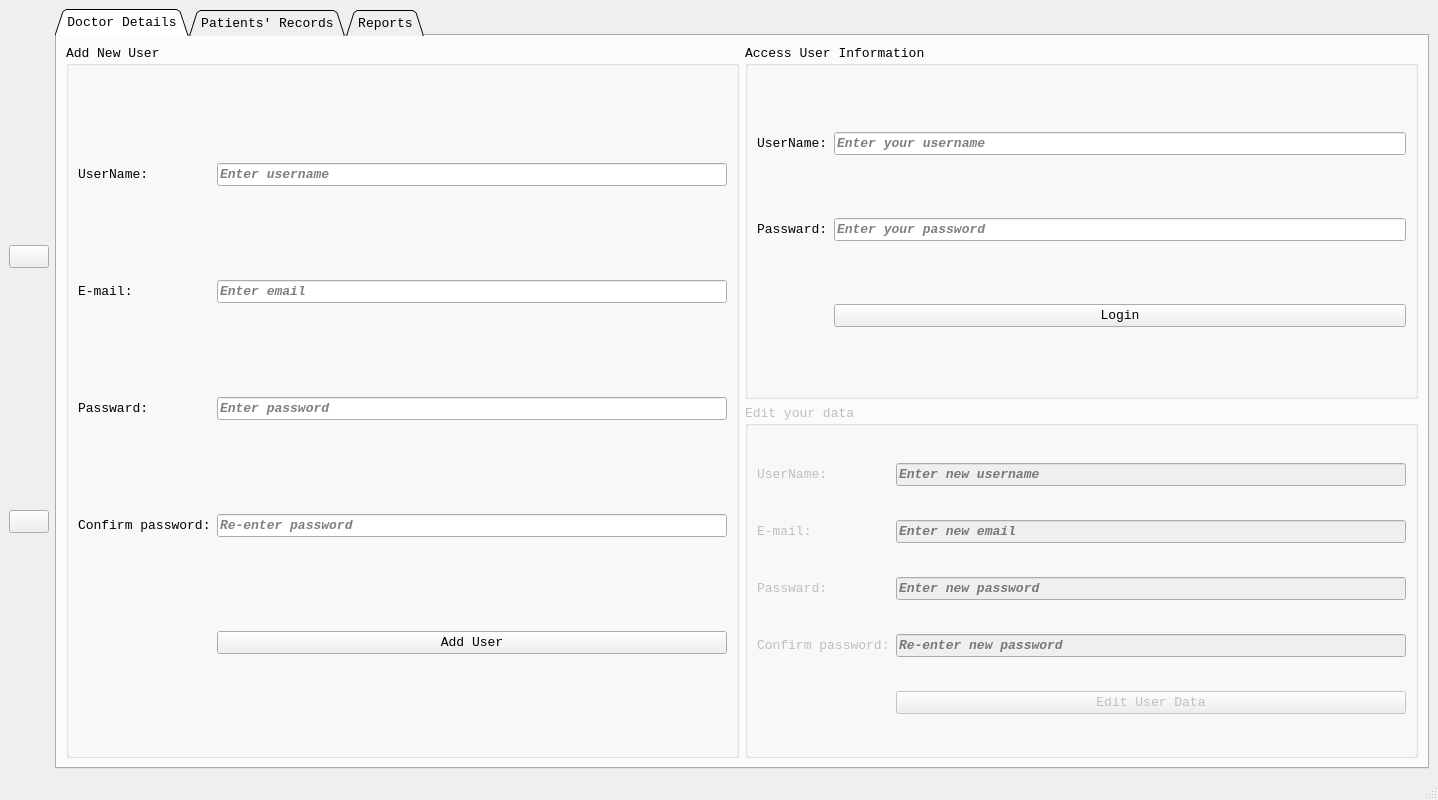
Qt form Doctor App/doctor_design.ui (mostafa20223/Network-Socket-Programming) before a commit.
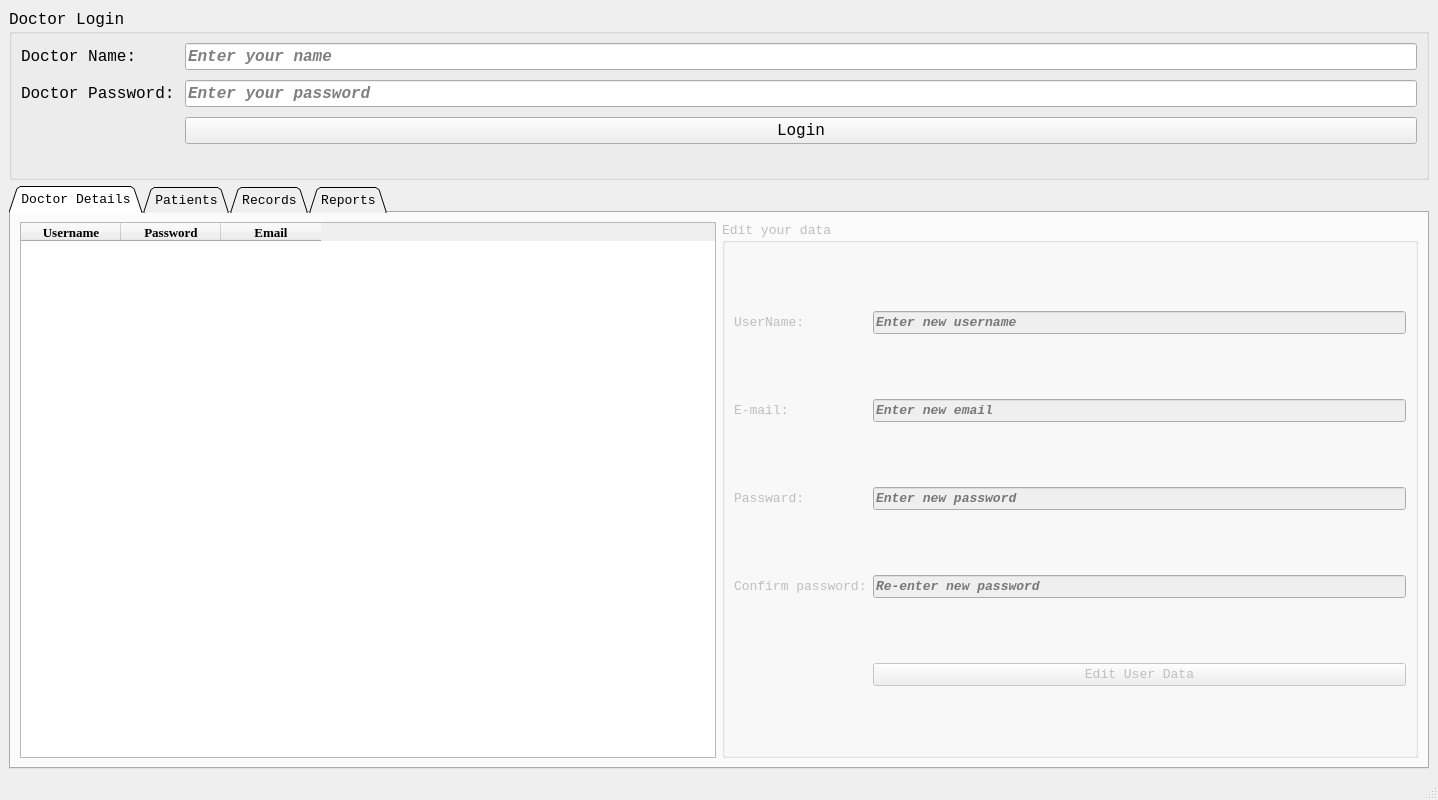
The same form after that commit. The open tabs and pages were chosen to show the change.

Commit message: Doctor App

The edit to the form file:
```diff
--- a/Doctor App/doctor_design.ui
+++ b/Doctor App/doctor_design.ui
@@ -20,8 +20,123 @@
    <string>CMMS</string>
   </property>
   <widget class="QWidget" name="centralwidget">
-   <layout class="QGridLayout" name="gridLayout_14">
-    <item row="0" column="1">
+   <layout class="QGridLayout" name="gridLayout_6">
+    <item row="0" column="0">
+     <widget class="QGroupBox" name="UserLogin">
+      <property name="font">
+       <font>
+        <family>Courier New</family>
+        <pointsize>12</pointsize>
+       </font>
+      </property>
+      <property name="title">
+       <string>Doctor Login</string>
+      </property>
+      <layout class="QGridLayout" name="gridLayout_4">
+       <item row="0" column="0">
+        <layout class="QGridLayout" name="gridLayout_5">
+         <property name="sizeConstraint">
+          <enum>QLayout::SetNoConstraint</enum>
+         </property>
+         <property name="bottomMargin">
+          <number>0</number>
+         </property>
+         <property name="spacing">
+          <number>10</number>
+         </property>
+         <item row="0" column="0">
+          <widget class="QLabel" name="UserName">
+           <property name="font">
+            <font>
+             <family>Courier New</family>
+             <pointsize>12</pointsize>
+            </font>
+           </property>
+           <property name="text">
+            <string>Doctor Name:</string>
+           </property>
+          </widget>
+         </item>
+         <item row="1" column="0">
+          <widget class="QLabel" name="UserPassword">
+           <property name="font">
+            <font>
+             <family>Courier New</family>
+             <pointsize>12</pointsize>
+            </font>
+           </property>
+           <property name="text">
+            <string>Doctor Password:</string>
+           </property>
+          </widget>
+         </item>
+         <item row="0" column="1">
+          <widget class="QLineEdit" name="user_enter">
+           <property name="font">
+            <font>
+             <family>Courier New</family>
+             <pointsize>12</pointsize>
+             <weight>75</weight>
+             <italic>true</italic>
+             <bold>true</bold>
+            </font>
+           </property>
+           <property name="placeholderText">
+            <string>Enter your name</string>
+           </property>
+          </widget>
+         </item>
+         <item row="2" column="1">
+          <widget class="QPushButton" name="login_btn">
+           <property name="font">
+            <font>
+             <family>Courier New</family>
+             <pointsize>12</pointsize>
+            </font>
+           </property>
+           <property name="text">
+            <string>Login</string>
+           </property>
+          </widget>
+         </item>
+         <item row="1" column="1">
+          <widget class="QLineEdit" name="pass_enter">
+           <property name="font">
+            <font>
+             <family>Courier New</family>
+             <pointsize>12</pointsize>
+             <weight>75</weight>
+             <italic>true</italic>
+             <bold>true</bold>
+            </font>
+           </property>
+           <property name="echoMode">
+            <enum>QLineEdit::Password</enum>
+           </property>
+           <property name="placeholderText">
+            <string>Enter your password</string>
+           </property>
+          </widget>
+         </item>
+        </layout>
+       </item>
+       <item row="1" column="0">
+        <widget class="QLabel" name="login_failed">
+         <property name="sizePolicy">
+          <sizepolicy hsizetype="Preferred" vsizetype="Fixed">
+           <horstretch>0</horstretch>
+           <verstretch>0</verstretch>
+          </sizepolicy>
+         </property>
+         <property name="text">
+          <string/>
+         </property>
+        </widget>
+       </item>
+      </layout>
+     </widget>
+    </item>
+    <item row="1" column="0">
      <widget class="QTabWidget" name="tabWidget">
       <property name="font">
        <font>
@@ -42,272 +157,63 @@
        <attribute name="title">
         <string>Doctor Details</string>
        </attribute>
-       <layout class="QGridLayout" name="gridLayout_15">
-        <item row="0" column="0" rowspan="2">
-         <widget class="QGroupBox" name="AddUser">
+       <layout class="QGridLayout" name="gridLayout">
+        <item row="0" column="0">
+         <widget class="QTableWidget" name="doctor_table">
           <property name="font">
            <font>
             <family>Courier New</family>
             <pointsize>10</pointsize>
-            <weight>50</weight>
-            <italic>false</italic>
-            <bold>false</bold>
            </font>
           </property>
-          <property name="title">
-           <string>Add New User</string>
+          <property name="midLineWidth">
+           <number>0</number>
           </property>
-          <layout class="QGridLayout" name="gridLayout">
-           <item row="3" column="1">
-            <widget class="QLineEdit" name="readd_pass">
-             <property name="font">
-              <font>
-               <weight>75</weight>
-               <italic>true</italic>
-               <bold>true</bold>
-              </font>
-             </property>
-             <property name="echoMode">
-              <enum>QLineEdit::Password</enum>
-             </property>
-             <property name="placeholderText">
-              <string>Re-enter password</string>
-             </property>
-            </widget>
-           </item>
-           <item row="4" column="1">
-            <widget class="QPushButton" name="add_user_btn">
-             <property name="font">
-              <font>
-               <family>Courier New</family>
-               <pointsize>10</pointsize>
-               <weight>50</weight>
-               <italic>false</italic>
-               <bold>false</bold>
-              </font>
-             </property>
-             <property name="text">
-              <string>Add User</string>
-             </property>
-            </widget>
-           </item>
-           <item row="1" column="1">
-            <widget class="QLineEdit" name="add_email">
-             <property name="font">
-              <font>
-               <weight>75</weight>
-               <italic>true</italic>
-               <bold>true</bold>
-              </font>
-             </property>
-             <property name="placeholderText">
-              <string>Enter email</string>
-             </property>
-            </widget>
-           </item>
-           <item row="0" column="1">
-            <widget class="QLineEdit" name="add_user">
-             <property name="font">
-              <font>
-               <weight>75</weight>
-               <italic>true</italic>
-               <bold>true</bold>
-              </font>
-             </property>
-             <property name="placeholderText">
-              <string>Enter username</string>
-             </property>
-            </widget>
-           </item>
-           <item row="2" column="0">
-            <widget class="QLabel" name="password">
-             <property name="font">
-              <font>
-               <family>Courier New</family>
-               <pointsize>10</pointsize>
-               <weight>50</weight>
-               <italic>false</italic>
-               <bold>false</bold>
-              </font>
-             </property>
-             <property name="text">
-              <string>Passward:</string>
-             </property>
-            </widget>
-           </item>
-           <item row="2" column="1">
-            <widget class="QLineEdit" name="add_pass">
-             <property name="font">
-              <font>
-               <weight>75</weight>
-               <italic>true</italic>
-               <bold>true</bold>
-              </font>
-             </property>
-             <property name="echoMode">
-              <enum>QLineEdit::Password</enum>
-             </property>
-             <property name="placeholderText">
-              <string>Enter password</string>
-             </property>
-            </widget>
-           </item>
-           <item row="3" column="0">
-            <widget class="QLabel" name="Repassword">
-             <property name="font">
-              <font>
-               <family>Courier New</family>
-               <pointsize>10</pointsize>
-               <weight>50</weight>
-               <italic>false</italic>
-               <bold>false</bold>
-              </font>
-             </property>
-             <property name="text">
-              <string>Confirm password:</string>
-             </property>
-            </widget>
-           </item>
-           <item row="4" column="0">
-            <widget class="QLabel" name="add_failed">
-             <property name="text">
-              <string/>
-             </property>
-            </widget>
-           </item>
-           <item row="0" column="0">
-            <widget class="QLabel" name="user_name">
-             <property name="font">
-              <font>
-               <family>Courier New</family>
-               <pointsize>10</pointsize>
-               <weight>50</weight>
-               <italic>false</italic>
-               <bold>false</bold>
-              </font>
-             </property>
-             <property name="text">
-              <string>UserName:</string>
-             </property>
-            </widget>
-           </item>
-           <item row="1" column="0">
-            <widget class="QLabel" name="email">
-             <property name="font">
-              <font>
-               <family>Courier New</family>
-               <pointsize>10</pointsize>
-               <weight>50</weight>
-               <italic>false</italic>
-               <bold>false</bold>
-              </font>
-             </property>
-             <property name="text">
-              <string>E-mail:</string>
-             </property>
-            </widget>
-           </item>
-          </layout>
+          <property name="sizeAdjustPolicy">
+           <enum>QAbstractScrollArea::AdjustIgnored</enum>
+          </property>
+          <property name="alternatingRowColors">
+           <bool>false</bool>
+          </property>
+          <column>
+           <property name="text">
+            <string>Username</string>
+           </property>
+           <property name="font">
+            <font>
+             <family>Times New Roman</family>
+             <weight>75</weight>
+             <bold>true</bold>
+            </font>
+           </property>
+          </column>
+          <column>
+           <property name="text">
+            <string>Password</string>
+           </property>
+           <property name="font">
+            <font>
+             <family>Times New Roman</family>
+             <weight>75</weight>
+             <bold>true</bold>
+            </font>
+           </property>
+          </column>
+          <column>
+           <property name="text">
+            <string>Email</string>
+           </property>
+           <property name="font">
+            <font>
+             <family>Times New Roman</family>
+             <weight>75</weight>
+             <bold>true</bold>
+            </font>
+           </property>
+          </column>
          </widget>
         </item>
         <item row="0" column="1">
-         <widget class="QGroupBox" name="AccessInfo">
-          <property name="font">
-           <font>
-            <family>Courier New</family>
-            <pointsize>10</pointsize>
-            <weight>50</weight>
-            <italic>false</italic>
-            <bold>false</bold>
-           </font>
-          </property>
-          <property name="title">
-           <string>Access User Information</string>
-          </property>
-          <layout class="QGridLayout" name="gridLayout_2">
-           <item row="1" column="0">
-            <widget class="QLabel" name="password0">
-             <property name="font">
-              <font>
-               <family>Courier New</family>
-               <pointsize>10</pointsize>
-               <weight>50</weight>
-               <italic>false</italic>
-               <bold>false</bold>
-              </font>
-             </property>
-             <property name="text">
-              <string>Passward:</string>
-             </property>
-            </widget>
-           </item>
-           <item row="1" column="1">
-            <widget class="QLineEdit" name="access_pass">
-             <property name="font">
-              <font>
-               <weight>75</weight>
-               <italic>true</italic>
-               <bold>true</bold>
-              </font>
-             </property>
-             <property name="echoMode">
-              <enum>QLineEdit::Password</enum>
-             </property>
-             <property name="placeholderText">
-              <string>Enter your password</string>
-             </property>
-            </widget>
-           </item>
-           <item row="0" column="0">
-            <widget class="QLabel" name="user_name0">
-             <property name="font">
-              <font>
-               <family>Courier New</family>
-               <pointsize>10</pointsize>
-               <weight>50</weight>
-               <italic>false</italic>
-               <bold>false</bold>
-              </font>
-             </property>
-             <property name="text">
-              <string>UserName:</string>
-             </property>
-            </widget>
-           </item>
-           <item row="0" column="1">
-            <widget class="QLineEdit" name="access_user">
-             <property name="font">
-              <font>
-               <weight>75</weight>
-               <italic>true</italic>
-               <bold>true</bold>
-              </font>
-             </property>
-             <property name="placeholderText">
-              <string>Enter your username</string>
-             </property>
-            </widget>
-           </item>
-           <item row="2" column="1">
-            <widget class="QPushButton" name="user_login_btn">
-             <property name="font">
-              <font>
-               <family>Courier New</family>
-               <pointsize>10</pointsize>
-               <weight>50</weight>
-               <italic>false</italic>
-               <bold>false</bold>
-              </font>
-             </property>
-             <property name="text">
-              <string>Login</string>
-             </property>
-            </widget>
-           </item>
-          </layout>
-         </widget>
-        </item>
-        <item row="1" column="1">
          <widget class="QGroupBox" name="EditUser">
           <property name="enabled">
            <bool>false</bool>
@@ -324,6 +230,9 @@
           <property name="title">
            <string>Edit your data</string>
           </property>
+          <property name="flat">
+           <bool>false</bool>
+          </property>
           <layout class="QGridLayout" name="gridLayout_3">
            <item row="0" column="0">
             <widget class="QLabel" name="user_name1">
@@ -477,7 +386,7 @@
       </widget>
       <widget class="QWidget" name="Patients">
        <attribute name="title">
-        <string>Patients' Records</string>
+        <string>Patients</string>
        </attribute>
        <layout class="QGridLayout" name="gridLayout_21">
         <item row="0" column="0">
@@ -537,6 +446,32 @@
             </font>
            </property>
           </column>
+         </widget>
+        </item>
+       </layout>
+      </widget>
+      <widget class="QWidget" name="Records">
+       <attribute name="title">
+        <string>Records</string>
+       </attribute>
+       <layout class="QGridLayout" name="gridLayout_7">
+        <item row="0" column="0">
+         <widget class="QTableWidget" name="record_table">
+          <property name="font">
+           <font>
+            <family>Courier New</family>
+            <pointsize>10</pointsize>
+           </font>
+          </property>
+          <property name="midLineWidth">
+           <number>0</number>
+          </property>
+          <property name="sizeAdjustPolicy">
+           <enum>QAbstractScrollArea::AdjustIgnored</enum>
+          </property>
+          <property name="alternatingRowColors">
+           <bool>false</bool>
+          </property>
           <column>
            <property name="text">
             <string>Work Time</string>
@@ -1032,60 +967,6 @@
       </widget>
      </widget>
     </item>
-    <item row="0" column="0">
-     <layout class="QGridLayout" name="gridLayout_4">
-      <item row="0" column="0">
-       <widget class="QPushButton" name="info_tab">
-        <property name="sizePolicy">
-         <sizepolicy hsizetype="Fixed" vsizetype="Fixed">
-          <horstretch>0</horstretch>
-          <verstretch>0</verstretch>
-         </sizepolicy>
-        </property>
-        <property name="font">
-         <font>
-          <family>Courier New</family>
-          <pointsize>10</pointsize>
-         </font>
-        </property>
-        <property name="text">
-         <string/>
-        </property>
-        <property name="iconSize">
-         <size>
-          <width>60</width>
-          <height>60</height>
-         </size>
-        </property>
-       </widget>
-      </item>
-      <item row="1" column="0">
-       <widget class="QPushButton" name="patient_tab">
-        <property name="sizePolicy">
-         <sizepolicy hsizetype="Fixed" vsizetype="Fixed">
-          <horstretch>0</horstretch>
-          <verstretch>0</verstretch>
-         </sizepolicy>
-        </property>
-        <property name="font">
-         <font>
-          <family>Courier New</family>
-          <pointsize>10</pointsize>
-         </font>
-        </property>
-        <property name="text">
-         <string/>
-        </property>
-        <property name="iconSize">
-         <size>
-          <width>60</width>
-          <height>60</height>
-         </size>
-        </property>
-       </widget>
-      </item>
-     </layout>
-    </item>
    </layout>
   </widget>
   <widget class="QMenuBar" name="menubar">
```
Left out of the diff: 449 changed lines with no effect on the pictures. The commit also changes 6 other files.
